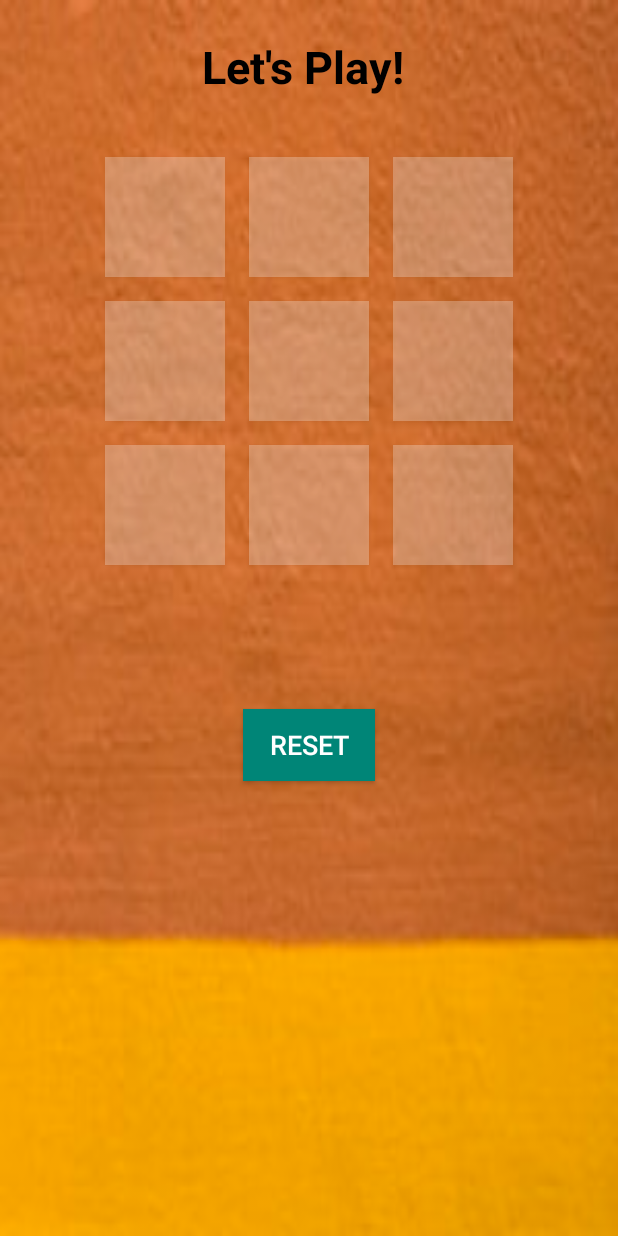
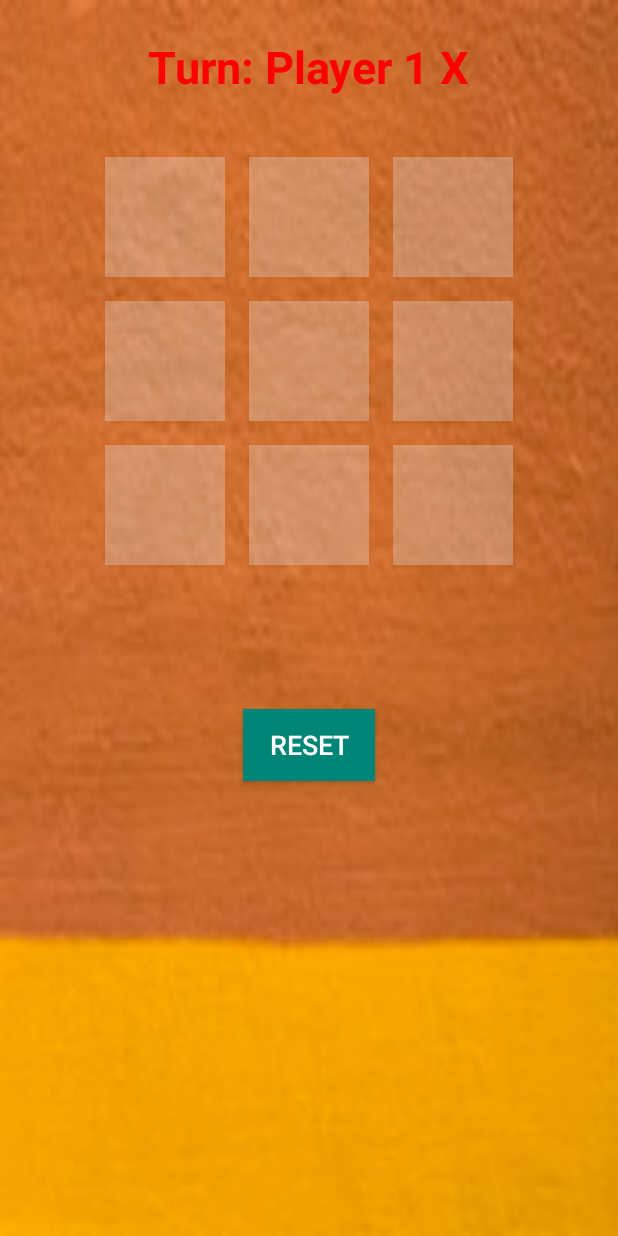
Before and after one commit to jacobgirsky/TicTacToeVariations, an Android app: the Misere_activity screen opened directly, with no data from a screen before it, on a phone screen of 412 x 824 dp. Run offline under Robolectric (Android 15) with nearby library versions, the phone set to English and light mode, and no system bars.

```diff
--- a/app/src/main/res/layout/activity_misere_avtivity.xml
+++ b/app/src/main/res/layout/activity_misere_avtivity.xml
@@ -131,9 +131,9 @@
         android:layout_marginEnd="16dp"
         android:layout_marginBottom="16dp"
         android:padding="8dp"
-        android:text="Let's Play! "
+        android:text="Turn: Player 1 X"
         android:textStyle="bold"
-        android:textColor="#000000"
+        android:textColor="#ff0000"
         android:textSize="30sp"
         android:freezesText="true"/>
 
```
